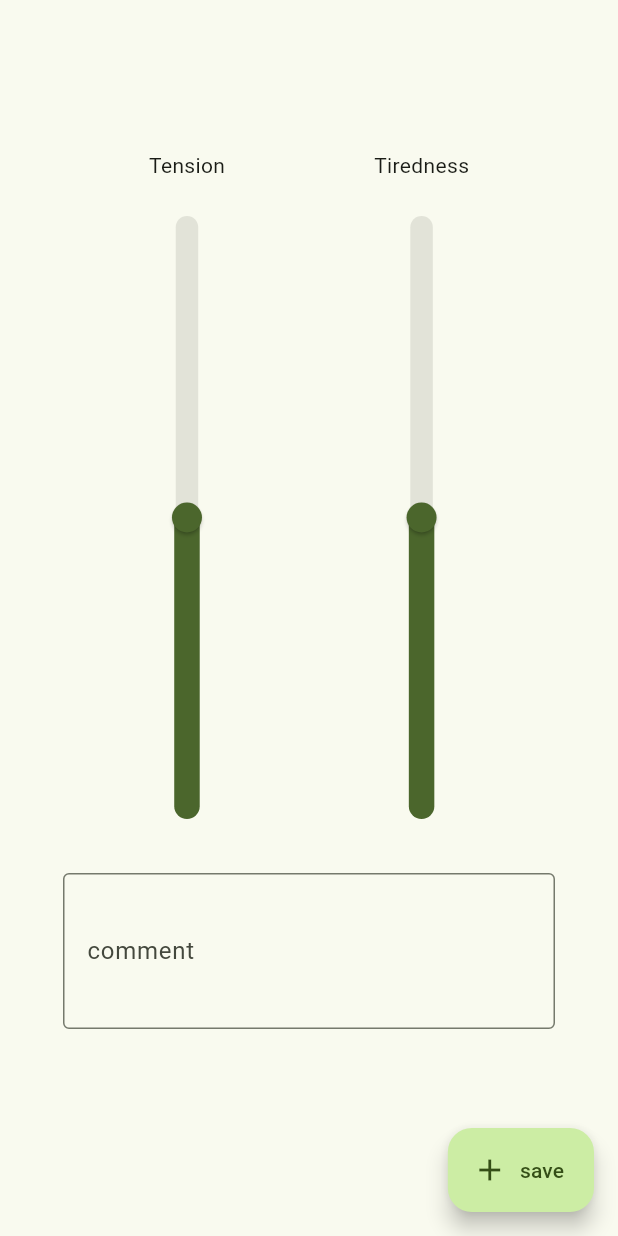
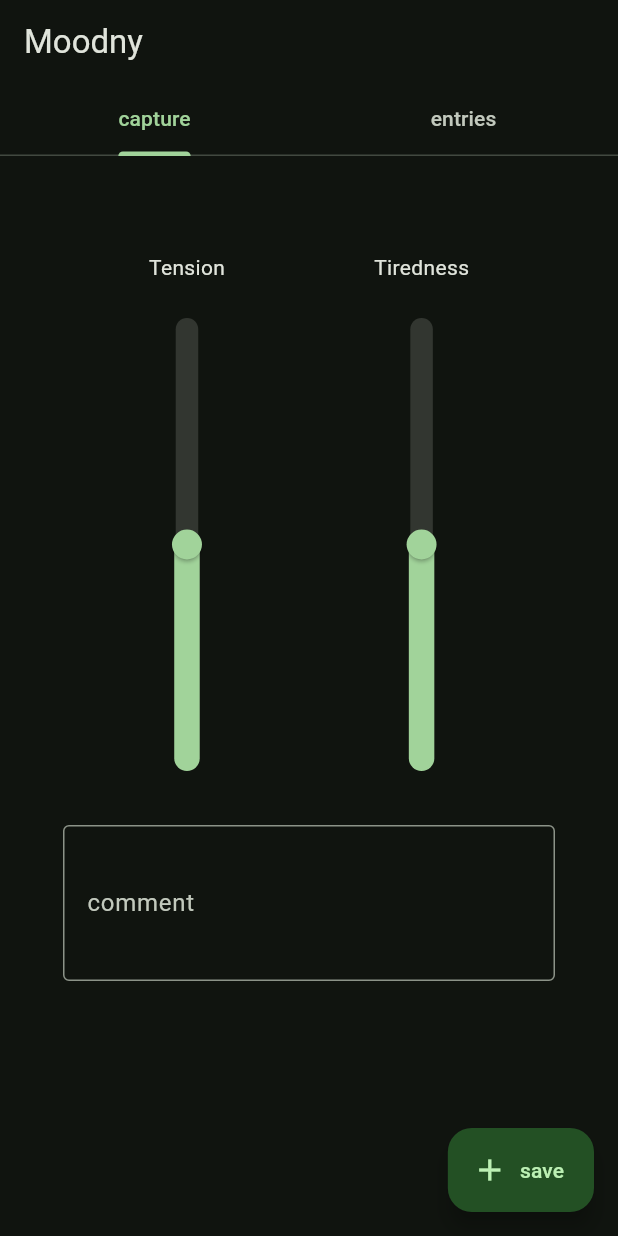
Before and after one commit to SebastianKapunkt/moodny, a Flutter app: the screen it shows after launch, on a phone screen of 412 x 824 dp. Run offline on Flutter 3.47's test engine with Material 3 defaults, Android fonts, the phone set to English and light mode, and no system bars; our stand-ins replace sqflite; accounts and stored records are empty.

Commit message:
Add tabs to moodny

```diff
--- a/lib/main.dart
+++ b/lib/main.dart
@@ -38,8 +38,7 @@ class Mood {
         tiredness: item['tiredness'].toDouble(),
         tension: item['tension'].toDouble(),
         comment: item['comment'],
-      createdAt: DateTime.fromMillisecondsSinceEpoch(item['created_at'])
-    );
+        createdAt: DateTime.fromMillisecondsSinceEpoch(item['created_at']));
   }
 
   @override
@@ -113,25 +112,88 @@ class App extends StatelessWidget {
     return MaterialApp(
       title: 'Flutter Demo',
       theme: ThemeData(
-        colorScheme: ColorScheme.fromSeed(seedColor: Colors.lightGreen),
+        colorSchemeSeed: Colors.green,
+        brightness: Brightness.dark,
         useMaterial3: true,
       ),
       themeMode: ThemeMode.dark,
-      home: const StartPage(title: ''),
+      home: DefaultTabController(
+        length: 3,
+        child: Scaffold(
+          appBar: AppBar(
+            bottom: const TabBar(
+              tabs: [
+                Tab(text: 'capture'),
+                Tab(text: 'entries'),
+              ],
+            ),
+            title: const Text('Moodny'),
+          ),
+          body: const TabBarView(
+            children: [CapturePage(title: ''), EntryPage(title: '')],
+          ),
+        ),
+      ),
     );
   }
 }
 
-class StartPage extends StatefulWidget {
-  const StartPage({super.key, required this.title});
+class EntryPage extends StatefulWidget {
+  const EntryPage({super.key, required this.title});
 
   final String title;
 
   @override
-  State<StartPage> createState() => _StartPageState();
+  State<EntryPage> createState() => _EntryPageState();
 }
 
-class _StartPageState extends State<StartPage> {
+class _EntryPageState extends State<EntryPage> {
+  DatabaseHelper helper = DatabaseHelper();
+
+  @override
+  Widget build(BuildContext context) {
+    return Scaffold(
+      body: SingleChildScrollView(
+        child: Column(
+          children: [getMoodList()],
+        ),
+      ),
+    );
+  }
+
+  SizedBox getMoodList() {
+    return SizedBox(
+      height: 500,
+      child: FutureBuilder<List<Mood>?>(
+        future: DatabaseHelper().getMood(),
+        builder: (context, snapshot) {
+          if (snapshot.hasData &&
+              snapshot.connectionState == ConnectionState.done) {
+            return ListView.builder(
+              itemCount: snapshot.data!.length,
+              itemBuilder: (context, index) {
+                return Text(snapshot.data?[index].toString() ?? "got null");
+              },
+            );
+          } else {
+            return const Text("no result");
+          }
+        },
+      ),
+    );
+  }
+}
+
+class CapturePage extends StatefulWidget {
+  const CapturePage({super.key, required this.title});
+
+  final String title;
+
+  @override
+  State<CapturePage> createState() => _CapturePageState();
+}
+
+class _CapturePageState extends State<CapturePage> {
   final TextEditingController _commentController = TextEditingController();
   double _tensionSliderValue = 50;
   double _tiredNessSliderValue = 50;
@@ -163,19 +225,16 @@ class _StartPageState extends State<StartPage> {
         icon: const Icon(Icons.add),
         label: const Text('save'),
       ),
-      body: Center(
-        child: SingleChildScrollView(
+      body: SingleChildScrollView(
         child: Column(
           children: [
-              const SizedBox(height: 100),
+            const SizedBox(height: 64),
             Row(
               mainAxisAlignment: MainAxisAlignment.spaceEvenly,
               children: [getTensionSlider(), getTirednessSlider()],
             ),
             getComment(),
-              getMoodList(),
           ],
-          ),
         ),
       ),
     );
@@ -201,7 +260,7 @@ class _StartPageState extends State<StartPage> {
       children: [
         const Text("Tiredness"),
         SizedBox(
-          height: 450,
+          height: 350,
           child: RotatedBox(
             quarterTurns: -1,
             child: SliderTheme(
@@ -231,7 +290,7 @@ class _StartPageState extends State<StartPage> {
     return Column(children: [
       const Text("Tension"),
       SizedBox(
-        height: 450,
+        height: 350,
         child: RotatedBox(
           quarterTurns: -1,
           child: SliderTheme(
@@ -255,26 +314,4 @@ class _StartPageState extends State<StartPage> {
       ),
     ]);
   }
-
-  SizedBox getMoodList() {
-    return SizedBox(
-      height: 500,
-      child: FutureBuilder<List<Mood>?>(
-        future: DatabaseHelper().getMood(),
-        builder: (context, snapshot) {
-          if (snapshot.hasData &&
-              snapshot.connectionState == ConnectionState.done) {
-            return ListView.builder(
-              itemCount: snapshot.data!.length,
-              itemBuilder: (context, index) {
-                return Text(snapshot.data?[index].toString() ?? "got null");
-              },
-            );
-          } else {
-            return const Text("no result");
 }
-        },
-      ),
-    );
-  }
-}
```
Lines whose indentation alone changed are shown as unchanged.
